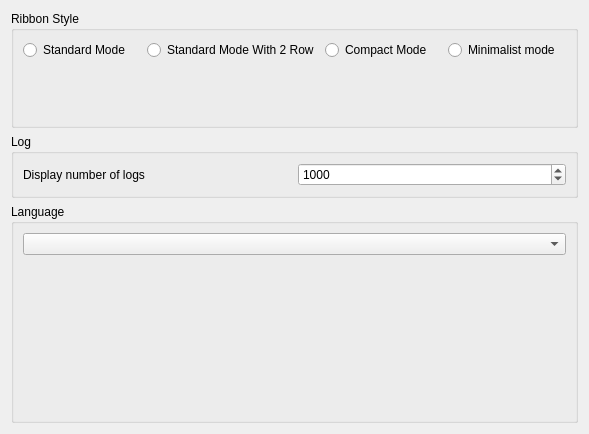
Qt form src/APP/SettingPages/DASettingPageCommon.ui (czyt1988/data-workbench) before a commit.
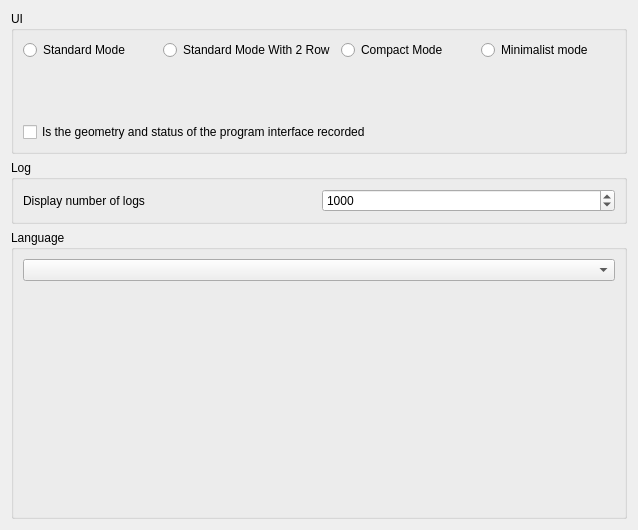
The same form after that commit.

```diff
--- a/src/APP/SettingPages/DASettingPageCommon.ui
+++ b/src/APP/SettingPages/DASettingPageCommon.ui
@@ -6,8 +6,8 @@
    <rect>
     <x>0</x>
     <y>0</y>
-    <width>589</width>
-    <height>434</height>
+    <width>638</width>
+    <height>530</height>
    </rect>
   </property>
   <property name="windowTitle">
@@ -17,7 +17,7 @@
    <item>
     <widget class="QGroupBox" name="groupBox_2">
      <property name="title">
-      <string>Ribbon Style</string>
+      <string>UI</string>
      </property>
      <layout class="QVBoxLayout" name="verticalLayout_2">
       <item>
@@ -74,6 +74,13 @@
         </property>
        </widget>
       </item>
+      <item>
+       <widget class="QCheckBox" name="checkBoxSaveUIState">
+        <property name="text">
+         <string>Is the geometry and status of the program interface recorded</string>
+        </property>
+       </widget>
+      </item>
      </layout>
     </widget>
    </item>
```
